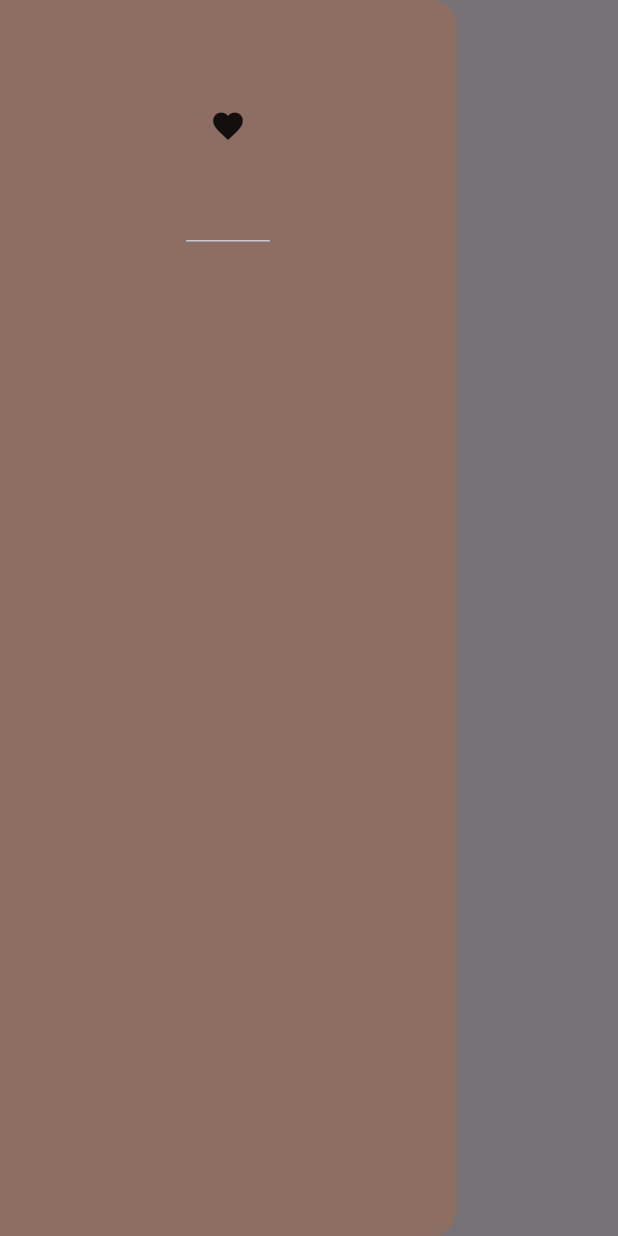
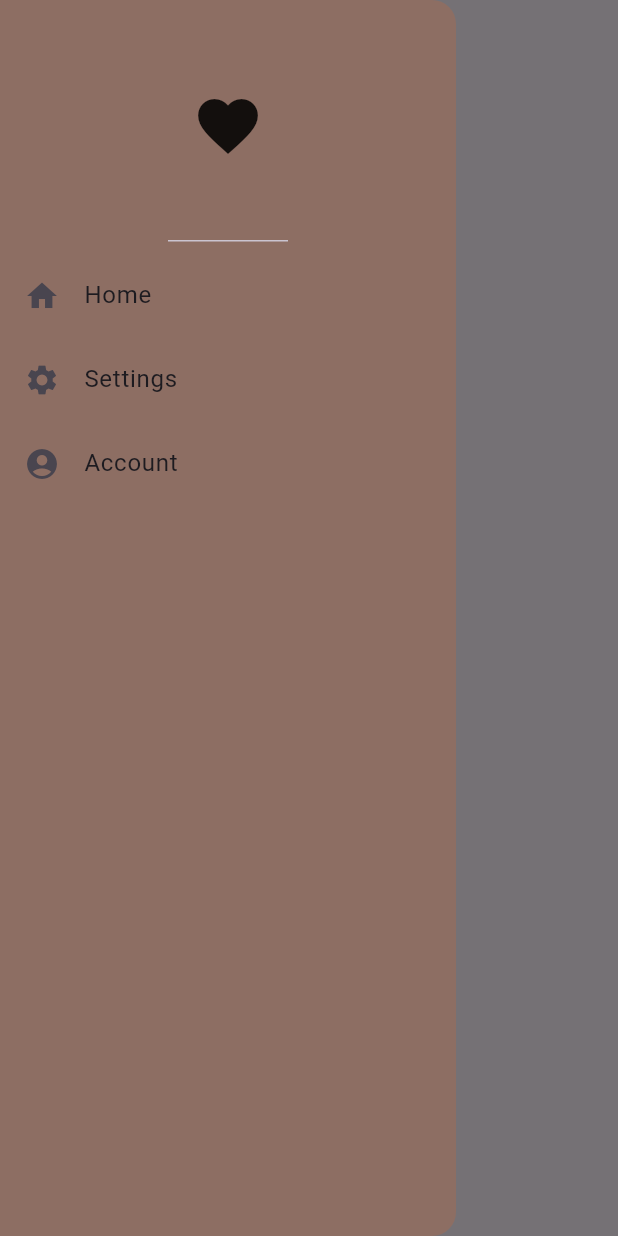
Before and after one commit to Odhi-ambo/flutter_fundamentals_101, a Flutter app: the screen it shows after launch, with the side drawer open, on a phone screen of 412 x 824 dp. Run offline on Flutter 3.47's test engine with Material 3 defaults, Android fonts, the phone set to English and light mode, and no system bars.

Commit message:
intial commit-drawer widget-icons

```diff
--- a/lib/pages/first_page.dart
+++ b/lib/pages/first_page.dart
@@ -13,7 +13,26 @@ class FirstPage extends StatelessWidget {
       drawer: Drawer(
         backgroundColor: Colors.brown[400],
         child: Column(
-          children: [DrawerHeader(child: Icon(Icons.favorite))],
+          children: [
+            DrawerHeader(
+              child: Icon(
+                Icons.favorite,
+                size: 48,
+              ),
+            ),
+            ListTile(
+              leading: Icon(Icons.home),
+              title: Text('Home'),
+            ),
+            ListTile(
+              leading: Icon(Icons.settings),
+              title: Text('Settings'),
+            ),
+            ListTile(
+              leading: Icon(Icons.account_circle),
+              title: Text('Account'),
+            ),
+          ],
         ),
       ),
     );
```
